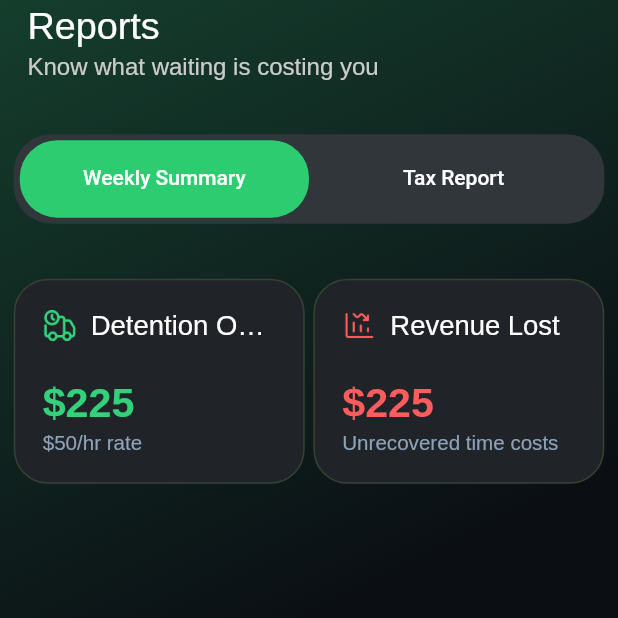
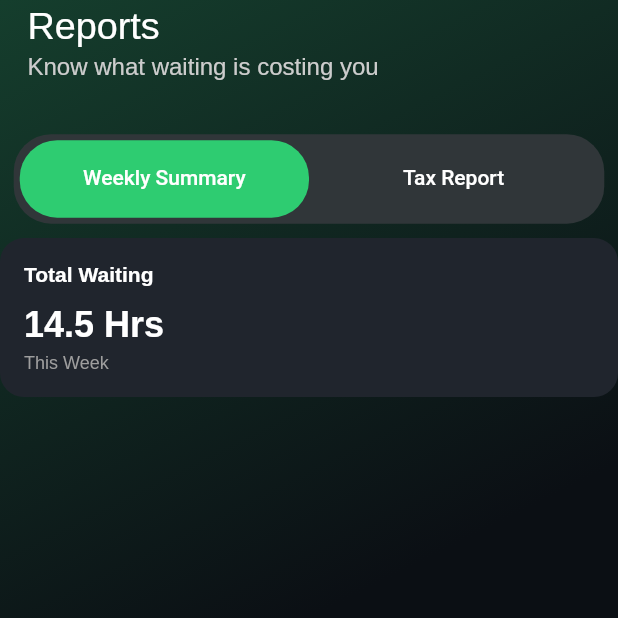
Before and after one commit to backbencherstudio/lukethompson13, a Flutter app: the ReportsScreen screen opened by its route, on a phone screen of 412 x 824 dp, the top half of it. Run offline on Flutter 3.47's test engine with Material 3 defaults, Android fonts, the phone set to English and light mode, and no system bars; our stand-ins replace carousel_slider, connectivity_plus, dio, dotted_border, fl_chart, flutter_riverpod and 3 more; missing offline and left inert: otp_pin_field; accounts and stored records are empty.

Commit message:
weekly summary

```diff
--- a/lib/presentation/reports/view/screen/reports_screen.dart
+++ b/lib/presentation/reports/view/screen/reports_screen.dart
@@ -2,7 +2,8 @@ import 'package:flutter/material.dart';
 import 'package:flutter_screenutil/flutter_screenutil.dart';
 import 'package:lukethompson/core/resource/constants/color_manager.dart';
 import 'package:lukethompson/presentation/custom_app_bar/custom_app_bar_screen.dart';
-import 'package:lukethompson/presentation/home_screen/view/widget/customTabScreen1.dart';
+
+import 'package:lukethompson/presentation/reports/view/widget/custom_rab_screen1.dart';
 
 class ReportsScreen extends StatelessWidget {
   const ReportsScreen({super.key});
--- /dev/null
+++ b/lib/presentation/reports/view/screen/weekly_summary.dart
@@ -0,0 +1,20 @@
+import 'package:flutter/material.dart';
+import 'package:lukethompson/presentation/reports/view/widget/weekly_summary.dart';
+
+class WeeklySummary extends StatelessWidget {
+  const WeeklySummary({super.key});
+
+  @override
+  Widget build(BuildContext context) {
+    return Column(
+      children: [
+        WeeklySummaryWidget(
+          title: "Total Waiting",
+          value: "14.5 Hrs",
+          subtitle: "This Week",
+
+        )
+      ],
+    );
+  }
+}
--- a/lib/presentation/home_screen/view/widget/customTabScreen1.dart
+++ b/lib/presentation/reports/view/widget/custom_rab_screen1.dart
@@ -1,9 +1,11 @@
-// presentation/home_screen/view/widget/custom_tab_screen.dart
+
 import 'package:flutter/material.dart';
 import 'package:flutter_screenutil/flutter_screenutil.dart';
 import 'package:lukethompson/core/resource/constants/color_manager.dart';
-import 'package:lukethompson/presentation/home_screen/view/screen/today_screen.dart';
+
 import 'package:lukethompson/presentation/home_screen/view/screen/weeklyScreen.dart';
+import 'package:lukethompson/presentation/reports/view/screen/weekly_summary.dart';
+
 
 class CustomTabScreen1 extends StatefulWidget {
   const CustomTabScreen1({super.key});
@@ -65,7 +67,7 @@ class _CustomTabScreenState extends State<CustomTabScreen1> with SingleTickerPro
           child: TabBarView(
             controller: _tabController,
             children: const [
-              TodayScreen(),
+              WeeklySummary(),
               Weeklyscreen(),
             ],
           ),
--- /dev/null
+++ b/lib/presentation/reports/view/widget/weekly_summary.dart
@@ -0,0 +1,86 @@
+import 'package:flutter/material.dart';
+
+class WeeklySummaryWidget extends StatelessWidget {
+  final String? title;
+  final String? value;
+  final String? subtitle;
+  final IconData? icon;
+
+
+  final Color? backgroundColor;
+  final Color? titleColor;
+  final Color? valueColor;
+  final Color? subtitleColor;
+  final Color? iconColor;
+  final Color? borderColor;
+
+  const WeeklySummaryWidget({
+    super.key,
+    this.title,
+    this.value,
+    this.subtitle,
+    this.icon,
+    this.backgroundColor,
+    this.titleColor,
+    this.valueColor,
+    this.subtitleColor,
+    this.iconColor,
+    this.borderColor,
+  });
+
+  @override
+  Widget build(BuildContext context) {
+    return Container(
+      width: double.infinity,
+      padding: const EdgeInsets.all(16),
+      margin: const EdgeInsets.only(bottom: 12),
+      decoration: BoxDecoration(
+
+        color: backgroundColor ?? const Color(0xFF20252D),
+        borderRadius: BorderRadius.circular(16),
+
+        border: borderColor != null
+            ? Border.all(color: borderColor!, width: 1)
+            : null,
+      ),
+      child: Column(
+        crossAxisAlignment: CrossAxisAlignment.start,
+        children: [
+          Row(
+            children: [
+              if (icon != null) ...[
+                Icon(icon, color: iconColor ?? Colors.redAccent, size: 18),
+                const SizedBox(width: 8),
+              ],
+              Text(
+                title ?? "",
+                style: TextStyle(
+                  color: titleColor ?? Colors.white,
+                  fontSize: 14,
+                  fontWeight: FontWeight.w600
+                ),
+              ),
+            ],
+          ),
+          const SizedBox(height: 12),
+          Text(
+            value ?? "",
+            style: TextStyle(
+              color: valueColor ?? Colors.white,
+              fontSize: 24,
+              fontWeight: FontWeight.bold,
+            ),
+          ),
+          const SizedBox(height: 4),
+          Text(
+            subtitle ?? "",
+            style: TextStyle(
+              color: subtitleColor ?? Colors.grey,
+              fontSize: 12
+            ),
+          ),
+        ],
+      ),
+    );
+  }
+}
```
